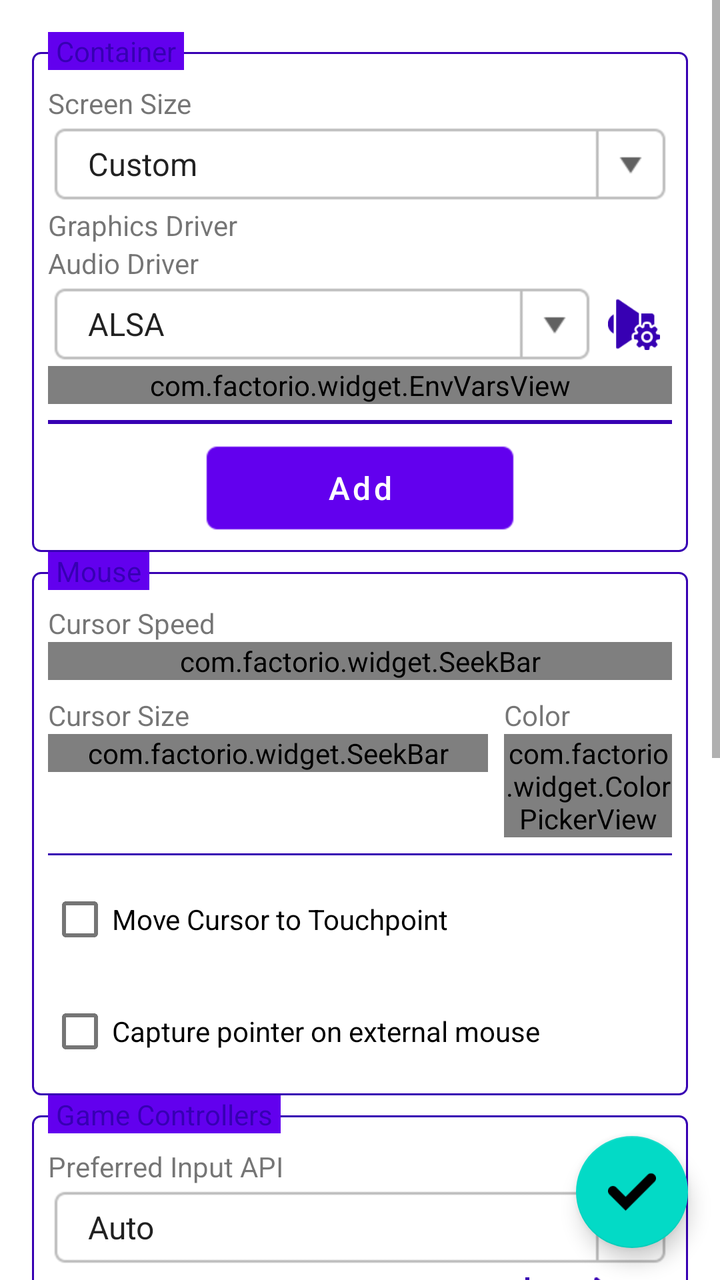
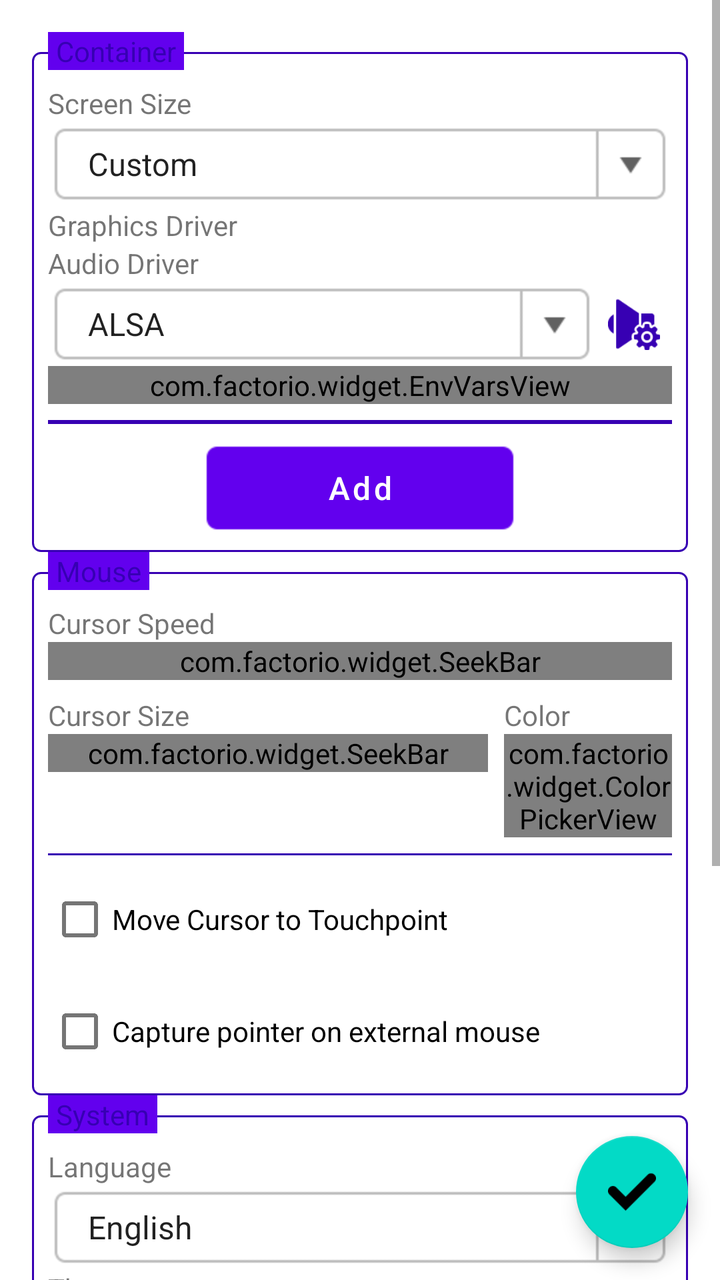

Compare the two renders of this Android layout. The source of the first and the diff that turns it into the second are given below.
<!-- AndroidManifest.xml: fallback theme Theme.MaterialComponents.DayNight.NoActionBar -->
<!-- res/layout/settings_fragment.xml -->
<?xml version="1.0" encoding="utf-8"?>
<FrameLayout
    xmlns:android="http://schemas.android.com/apk/res/android"
    android:layout_width="match_parent"
    android:layout_height="match_parent"
    xmlns:app="http://schemas.android.com/apk/res-auto">
    <ScrollView
        android:layout_width="match_parent"
        android:layout_height="match_parent">
        <LinearLayout
            android:layout_width="match_parent"
            android:layout_height="wrap_content"
            android:orientation="vertical"
            android:padding="16dp">
            <FrameLayout
                android:id="@+id/FLContainerSettings"
                android:layout_width="match_parent"
                android:layout_height="wrap_content">
                <LinearLayout style="@style/FieldSet">
                    <LinearLayout
                        android:layout_width="match_parent"
                        android:layout_height="wrap_content"
                        android:orientation="horizontal">

                        <LinearLayout
                            android:layout_width="0dp"
                            android:layout_height="wrap_content"
                            android:layout_weight="1"
                            android:orientation="vertical">

                            <TextView
                                android:layout_width="wrap_content"
                                android:layout_height="wrap_content"
                                android:text="@string/screen_size" />

                            <Spinner
                                style="@style/ComboBox"
                                android:layout_width="match_parent"
                                android:id="@+id/SScreenSize"
                                android:entries="@array/screen_size_entries" />
                        </LinearLayout>

                        <LinearLayout
                            android:id="@+id/LLCustomScreenSize"
                            android:layout_width="wrap_content"
                            android:layout_height="wrap_content"
                            android:orientation="horizontal"
                            android:visibility="gone">

                            <LinearLayout
                                android:layout_width="wrap_content"
                                android:layout_height="wrap_content"
                                android:orientation="vertical">

                                <TextView
                                    android:layout_width="wrap_content"
                                    android:layout_height="wrap_content"
                                    android:text="@string/width" />

                                <EditText
                                    style="@style/EditText"
                                    android:layout_width="78dp"
                                    android:id="@+id/ETScreenWidth"
                                    android:inputType="number" />
                            </LinearLayout>

                            <TextView
                                android:layout_width="wrap_content"
                                android:layout_height="wrap_content"
                                android:textStyle="bold"
                                android:textSize="18dp"
                                android:layout_gravity="bottom"
                                android:layout_marginLeft="2dp"
                                android:layout_marginRight="2dp"
                                android:layout_marginBottom="4dp"
                                android:text="x" />

                            <LinearLayout
                                android:layout_width="wrap_content"
                                android:layout_height="wrap_content"
                                android:orientation="vertical">

                                <TextView
                                    android:layout_width="wrap_content"
                                    android:layout_height="wrap_content"
                                    android:text="@string/height" />

                                <EditText
                                    style="@style/EditText"
                                    android:layout_width="78dp"
                                    android:id="@+id/ETScreenHeight"
                                    android:inputType="number" />
                            </LinearLayout>
                        </LinearLayout>
                    </LinearLayout>

                    <TextView
                        android:layout_width="wrap_content"
                        android:layout_height="wrap_content"
                        android:text="@string/graphics_driver" />

                    <LinearLayout
                        android:id="@+id/LLGraphicsDriver"
                        android:layout_width="match_parent"
                        android:layout_height="wrap_content"
                        android:orientation="horizontal"
                        android:gravity="center_vertical" />

                    <TextView
                        android:layout_width="wrap_content"
                        android:layout_height="wrap_content"
                        android:text="@string/audio_driver" />

                    <LinearLayout
                        android:layout_width="match_parent"
                        android:layout_height="wrap_content"
                        android:orientation="horizontal"
                        android:gravity="center_vertical">

                        <Spinner
                            style="@style/ComboBox"
                            android:layout_width="0dp"
                            android:layout_weight="1"
                            android:id="@+id/SAudioDriver"
                            android:entries="@array/audio_driver_entries" />

                        <ImageButton
                            style="@style/ListMenuButton"
                            android:id="@+id/BTAudioDriverConfig"
                            android:src="@drawable/icon_audio_settings" />
                    </LinearLayout>

                    <LinearLayout
                        android:id="@+id/LLTabEnvVars"
                        android:layout_width="match_parent"
                        android:layout_height="wrap_content"
                        android:orientation="vertical">

                        <com.factorio.widget.EnvVarsView
                            android:id="@+id/EnvVarsView"
                            android:layout_width="match_parent"
                            android:layout_height="wrap_content"
                            android:paddingLeft="16dp"
                            android:paddingRight="16dp"/>

                        <View style="@style/HorizontalLine" />

                        <Button
                            style="@style/ButtonNeutral"
                            android:id="@+id/BTAddEnvVar"
                            android:layout_width="160dp"
                            android:layout_height="wrap_content"
                            android:layout_gravity="center_horizontal"
                            android:text="@string/add" />
                    </LinearLayout>
                </LinearLayout>
                <TextView
                    style="@style/FieldSetLabel"
                    android:text="@string/container"/>
            </FrameLayout>
            <FrameLayout
                android:layout_width="match_parent"
                android:layout_height="wrap_content">
                <LinearLayout style="@style/FieldSet">
                    <TextView
                        android:layout_width="wrap_content"
                        android:layout_height="wrap_content"
                        android:text="@string/cursor_speed"/>
                    <com.factorio.widget.SeekBar
                        android:id="@+id/SBCursorSpeed"
                        android:layout_width="match_parent"
                        android:layout_height="wrap_content"
                        app:suffix="%"
                        app:minValue="10"
                        app:maxValue="200"/>
                    <LinearLayout
                        android:layout_width="match_parent"
                        android:layout_height="wrap_content"
                        android:orientation="horizontal"
                        android:layout_marginTop="8dp">
                        <LinearLayout
                            android:layout_width="0dp"
                            android:layout_height="wrap_content"
                            android:layout_weight="1"
                            android:orientation="vertical">
                            <TextView
                                android:layout_width="wrap_content"
                                android:layout_height="wrap_content"
                                android:text="@string/cursor_size"/>
                            <com.factorio.widget.SeekBar
                                android:id="@+id/SBCursorSize"
                                android:layout_width="match_parent"
                                android:layout_height="wrap_content"
                                app:suffix="%"
                                app:step="5"
                                app:minValue="100"
                                app:maxValue="200"/>
                        </LinearLayout>
                        <LinearLayout
                            android:layout_width="wrap_content"
                            android:layout_height="wrap_content"
                            android:orientation="vertical"
                            android:layout_marginLeft="8dp">
                            <TextView
                                android:layout_width="wrap_content"
                                android:layout_height="wrap_content"
                                android:text="@string/color"/>
                            <com.factorio.widget.ColorPickerView
                                android:id="@+id/CPVCursorColor"
                                android:layout_width="84dp"
                                android:layout_height="wrap_content"/>
                        </LinearLayout>
                    </LinearLayout>
                    <View style="@style/FieldSeparator"/>
                    <CheckBox
                        android:id="@+id/CBMoveCursorToTouchpoint"
                        android:layout_width="wrap_content"
                        android:layout_height="wrap_content"
                        android:text="@string/move_cursor_to_touchpoint"/>
                    <CheckBox
                        android:id="@+id/CBCapturePointerOnExternalMouse"
                        android:layout_width="wrap_content"
                        android:layout_height="wrap_content"
                        android:text="@string/capture_pointer_on_external_mouse"
                        android:layout_marginTop="8dp"/>
                </LinearLayout>
                <TextView
                    style="@style/FieldSetLabel"
                    android:text="@string/mouse"/>
            </FrameLayout>
            <FrameLayout
                android:layout_width="match_parent"
                android:layout_height="wrap_content">
                <LinearLayout style="@style/FieldSet">
                    <TextView
                        android:layout_width="wrap_content"
                        android:layout_height="wrap_content"
                        android:text="@string/preferred_input_api"/>
                    <Spinner
                        style="@style/ComboBox"
                        android:id="@+id/SPreferredInputApi"
                        android:layout_width="match_parent"
                        android:entries="@array/preferred_input_api_entries"/>
                    <LinearLayout
                        android:layout_width="match_parent"
                        android:layout_height="wrap_content"
                        android:orientation="horizontal"
                        android:gravity="center_vertical">
                        <TextView
                            android:layout_width="wrap_content"
                            android:layout_height="wrap_content"
                            android:text="@string/player"
                            android:layout_marginRight="8dp"/>
                        <LinearLayout style="@style/Toolbox">
                            <LinearLayout
                                android:id="@+id/LLGamepadPlayer"
                                android:layout_width="wrap_content"
                                android:layout_height="wrap_content"
                                android:orientation="horizontal">
                                <ImageView
                                    style="@style/ListMenuButton"
                                    android:layout_width="40dp"
                                    android:layout_height="40dp"
                                    android:src="@drawable/gamepad_player_1"/>
                                <ImageView
                                    style="@style/ListMenuButton"
                                    android:layout_width="40dp"
                                    android:layout_height="40dp"
                                    android:src="@drawable/gamepad_player_2"/>
                                <ImageView
                                    style="@style/ListMenuButton"
                                    android:layout_width="40dp"
                                    android:layout_height="40dp"
                                    android:src="@drawable/gamepad_player_3"/>
                                <ImageView
                                    style="@style/ListMenuButton"
                                    android:layout_width="40dp"
                                    android:layout_height="40dp"
                                    android:src="@drawable/gamepad_player_4"/>
                            </LinearLayout>
                            <View style="@style/VerticalLine"/>
                            <ImageView
                                android:id="@+id/BTResetGamepadPlayerConfigs"
                                style="@style/ListMenuButton"
                                android:layout_width="40dp"
                                android:layout_height="40dp"
                                android:src="@drawable/icon_reset"/>
                        </LinearLayout>
                    </LinearLayout>
                </LinearLayout>
                <TextView
                    style="@style/FieldSetLabel"
                    android:text="@string/game_controllers"/>
            </FrameLayout>
            <FrameLayout
                android:layout_width="match_parent"
                android:layout_height="wrap_content">
                <LinearLayout style="@style/FieldSet">
                    <TextView
                        android:layout_width="wrap_content"
                        android:layout_height="wrap_content"
                        android:text="@string/language"/>
                    <Spinner
                        style="@style/ComboBox"
                        android:id="@+id/SLanguage"
                        android:layout_width="match_parent"
                        android:entries="@array/language_entries"/>
                    <TextView
                        android:layout_width="wrap_content"
                        android:layout_height="wrap_content"
                        android:text="@string/theme"/>
                    <HorizontalScrollView
                        android:layout_width="match_parent"
                        android:layout_height="wrap_content"
                        android:scrollbars="none">
                        <RadioGroup
                            android:id="@+id/RGAppTheme"
                            android:layout_width="wrap_content"
                            android:layout_height="wrap_content"
                            android:orientation="horizontal"
                            android:gravity="center_vertical">
                            <RadioButton
                                android:id="@+id/RBLight"
                                android:layout_width="wrap_content"
                                android:layout_height="wrap_content"
                                android:text="@string/light"/>
                            <RadioButton
                                android:id="@+id/RBDark"
                                android:layout_width="wrap_content"
                                android:layout_height="wrap_content"
                                android:text="@string/dark"/>
                            <RadioButton
                                android:id="@+id/RBDark1"
                                android:layout_width="wrap_content"
                                android:layout_height="wrap_content"
                                android:text="@string/dark1"/>
                            <RadioButton
                                android:id="@+id/RBDark2"
                                android:layout_width="wrap_content"
                                android:layout_height="wrap_content"
                                android:text="@string/dark2"/>
                            <RadioButton
                                android:id="@+id/RBDark3"
                                android:layout_width="wrap_content"
                                android:layout_height="wrap_content"
                                android:text="@string/dark3"/>
                            <RadioButton
                                android:id="@+id/RBDark4"
                                android:layout_width="wrap_content"
                                android:layout_height="wrap_content"
                                android:text="@string/dark4"/>
                            <RadioButton
                                android:id="@+id/RBDark5"
                                android:layout_width="wrap_content"
                                android:layout_height="wrap_content"
                                android:text="@string/dark5"/>
                            <RadioButton
                                android:id="@+id/RBDark6"
                                android:layout_width="wrap_content"
                                android:layout_height="wrap_content"
                                android:text="@string/dark6"/>
                            <RadioButton
                                android:id="@+id/RBDark7"
                                android:layout_width="wrap_content"
                                android:layout_height="wrap_content"
                                android:text="@string/dark7"/>
                            <RadioButton
                                android:id="@+id/RBDark8"
                                android:layout_width="wrap_content"
                                android:layout_height="wrap_content"
                                android:text="@string/dark8"/>
                        </RadioGroup>
                    </HorizontalScrollView>
                </LinearLayout>
                <TextView
                    style="@style/FieldSetLabel"
                    android:text="@string/system"/>
            </FrameLayout>
            <FrameLayout
                android:layout_width="match_parent"
                android:layout_height="wrap_content">
                <LinearLayout style="@style/FieldSet">
                    <CheckBox
                        android:id="@+id/CBEnableDebugLogs"
                        android:layout_width="wrap_content"
                        android:layout_height="wrap_content"
                        android:text="@string/enable_debug_logs"/>
                    <View style="@style/FieldSeparator"/>
                    <CheckBox
                        android:id="@+id/CBSaveLogsToFile"
                        android:layout_width="match_parent"
                        android:layout_height="match_parent"
                        android:text="@string/save_logs_to_file"
                        android:layout_marginTop="8dp"/>
                    <EditText
                        android:id="@+id/ETLogFile"
                        style="@style/EditText"
                        android:layout_width="match_parent"
                        android:layout_height="match_parent"
                        android:visibility="gone"/>
                    <View style="@style/FieldSeparator"/>
                    <LinearLayout
                        android:layout_width="match_parent"
                        android:layout_height="wrap_content"
                        android:orientation="horizontal"
                        android:gravity="center_horizontal">
                        <Button
                            style="@style/ButtonNeutral"
                            android:id="@+id/BTReinstallSystemFiles"
                            android:layout_width="wrap_content"
                            android:layout_height="wrap_content"
                            android:layout_gravity="center_horizontal"
                            android:text="@string/reinstall_system_files"/>
                    </LinearLayout>
                </LinearLayout>
                <TextView
                    style="@style/FieldSetLabel"
                    android:text="@string/advanced"/>
            </FrameLayout>
        </LinearLayout>
    </ScrollView>
    <com.google.android.material.floatingactionbutton.FloatingActionButton
        android:id="@+id/BTConfirm"
        android:layout_width="wrap_content"
        android:layout_height="wrap_content"
        android:layout_gravity="right|bottom"
        android:tint="#ffffff"
        android:src="@drawable/icon_confirm"
        android:layout_margin="16dp"/>
</FrameLayout>
<!-- resources referenced by this layout -->
<resources>
  <string-array name="audio_driver_entries">
          <item>ALSA</item>
          <item>PulseAudio</item>
      </string-array>
  <string-array name="preferred_input_api_entries">
          <item>@string/auto</item>
          <item>DirectInput</item>
          <item>XInput</item>
          <item>@string/both</item>
      </string-array>
  <!-- drawable gamepad_player_1: png bitmap (drawable-hdpi, 712 bytes) -->
  <!-- drawable gamepad_player_2: png bitmap (drawable-hdpi, 709 bytes) -->
  <!-- drawable gamepad_player_3: png bitmap (drawable-hdpi, 734 bytes) -->
  <!-- drawable gamepad_player_4: png bitmap (drawable-hdpi, 717 bytes) -->
  <!-- drawable icon_reset: png bitmap (drawable-hdpi, 1081 bytes) -->
  <string name="add">Add</string>
  <string name="advanced">Advanced</string>
  <string name="audio_driver">Audio Driver</string>
  <string name="capture_pointer_on_external_mouse">Capture pointer on external mouse</string>
  <string name="color">Color</string>
  <string name="container">Container</string>
  <string name="cursor_size">Cursor Size</string>
  <string name="cursor_speed">Cursor Speed</string>
  <string name="dark">Dark</string>
  <string name="dark1">red</string>
  <string name="dark2">green</string>
  <string name="dark3">blue</string>
  <string name="dark4">purple</string>
  <string name="dark5">yellow</string>
  <string name="dark6">orange</string>
  <string name="dark7">darken</string>
  <string name="dark8">colors</string>
  <string name="enable_debug_logs">Enable debug logs</string>
  <string name="game_controllers">Game Controllers</string>
  <string name="graphics_driver">Graphics Driver</string>
  <string name="height">Height</string>
  <string name="language">Language</string>
  <string name="light">Light</string>
  <string name="mouse">Mouse</string>
  <string name="move_cursor_to_touchpoint">Move Cursor to Touchpoint</string>
  <string name="player">Player</string>
  <string name="preferred_input_api">Preferred Input API</string>
  <string name="reinstall_system_files">Reinstall System Files</string>
  <string name="save_logs_to_file">Save logs to file</string>
  <string name="screen_size">Screen Size</string>
  <string name="system">System</string>
  <string name="theme">Theme</string>
  <string name="width">Width</string>
  <style name="ButtonNeutral" parent="BaseButton">
          <item name="android:background">@drawable/button_neutral</item>
          <item name="android:textColor">#ffffff</item>
      </style>
  <style name="Toolbox">
          <item name="android:layout_width">wrap_content</item>
          <item name="android:layout_height">40dp</item>
          <item name="android:orientation">horizontal</item>
          <item name="android:gravity">center_vertical</item>
          <item name="android:background">?attr/toolboxBackground</item>
          <item name="android:paddingTop">2dp</item>
          <item name="android:paddingBottom">2dp</item>
          <item name="android:paddingLeft">8dp</item>
          <item name="android:paddingRight">8dp</item>
      </style>
  <style name="VerticalLine">
          <item name="android:layout_width">2dp</item>
          <item name="android:layout_height">match_parent</item>
          <item name="android:background">?attr/colorPrimaryVariant</item>
          <item name="android:layout_marginTop">2dp</item>
          <item name="android:layout_marginBottom">2dp</item>
          <item name="android:layout_marginLeft">8dp</item>
          <item name="android:layout_marginRight">8dp</item>
      </style>
  <string name="auto">Auto</string>
  <string name="both">Both</string>
  <string name="custom">Custom</string>
  <!-- drawable bordered_panel (drawable) -->
  <?xml version="1.0" encoding="utf-8"?>
  <shape xmlns:android="http://schemas.android.com/apk/res/android"
      android:shape="rectangle">
      <corners android:radius="4dp" />
      <stroke android:width="1dp" android:color="?attr/colorPrimaryVariant" />
  </shape>
  <!-- unchanged entries left out for length: 23 -->
</resources>

<!-- the commit's change to res/layout/settings_fragment.xml (unified diff, before → after) -->
@@ -235,70 +235,6 @@
                     <TextView
                         android:layout_width="wrap_content"
                         android:layout_height="wrap_content"
-                        android:text="@string/preferred_input_api"/>
-                    <Spinner
-                        style="@style/ComboBox"
-                        android:id="@+id/SPreferredInputApi"
-                        android:layout_width="match_parent"
-                        android:entries="@array/preferred_input_api_entries"/>
-                    <LinearLayout
-                        android:layout_width="match_parent"
-                        android:layout_height="wrap_content"
-                        android:orientation="horizontal"
-                        android:gravity="center_vertical">
-                        <TextView
-                            android:layout_width="wrap_content"
-                            android:layout_height="wrap_content"
-                            android:text="@string/player"
-                            android:layout_marginRight="8dp"/>
-                        <LinearLayout style="@style/Toolbox">
-                            <LinearLayout
-                                android:id="@+id/LLGamepadPlayer"
-                                android:layout_width="wrap_content"
-                                android:layout_height="wrap_content"
-                                android:orientation="horizontal">
-                                <ImageView
-                                    style="@style/ListMenuButton"
-                                    android:layout_width="40dp"
-                                    android:layout_height="40dp"
-                                    android:src="@drawable/gamepad_player_1"/>
-                                <ImageView
-                                    style="@style/ListMenuButton"
-                                    android:layout_width="40dp"
-                                    android:layout_height="40dp"
-                                    android:src="@drawable/gamepad_player_2"/>
-                                <ImageView
-                                    style="@style/ListMenuButton"
-                                    android:layout_width="40dp"
-                                    android:layout_height="40dp"
-                                    android:src="@drawable/gamepad_player_3"/>
-                                <ImageView
-                                    style="@style/ListMenuButton"
-                                    android:layout_width="40dp"
-                                    android:layout_height="40dp"
-                                    android:src="@drawable/gamepad_player_4"/>
-                            </LinearLayout>
-                            <View style="@style/VerticalLine"/>
-                            <ImageView
-                                android:id="@+id/BTResetGamepadPlayerConfigs"
-                                style="@style/ListMenuButton"
-                                android:layout_width="40dp"
-                                android:layout_height="40dp"
-                                android:src="@drawable/icon_reset"/>
-                        </LinearLayout>
-                    </LinearLayout>
-                </LinearLayout>
-                <TextView
-                    style="@style/FieldSetLabel"
-                    android:text="@string/game_controllers"/>
-            </FrameLayout>
-            <FrameLayout
-                android:layout_width="match_parent"
-                android:layout_height="wrap_content">
-                <LinearLayout style="@style/FieldSet">
-                    <TextView
-                        android:layout_width="wrap_content"
-                        android:layout_height="wrap_content"
                         android:text="@string/language"/>
                     <Spinner
                         style="@style/ComboBox"
<!-- resource entries referenced after the edit -->
@@ -4,17 +4,6 @@
           <item>ALSA</item>
           <item>PulseAudio</item>
       </string-array>
-  <string-array name="preferred_input_api_entries">
-          <item>@string/auto</item>
-          <item>DirectInput</item>
-          <item>XInput</item>
-          <item>@string/both</item>
-      </string-array>
-  <!-- drawable gamepad_player_1: png bitmap (drawable-hdpi, 712 bytes) -->
-  <!-- drawable gamepad_player_2: png bitmap (drawable-hdpi, 709 bytes) -->
-  <!-- drawable gamepad_player_3: png bitmap (drawable-hdpi, 734 bytes) -->
-  <!-- drawable gamepad_player_4: png bitmap (drawable-hdpi, 717 bytes) -->
-  <!-- drawable icon_reset: png bitmap (drawable-hdpi, 1081 bytes) -->
   <string name="add">Add</string>
   <string name="advanced">Advanced</string>
   <string name="audio_driver">Audio Driver</string>
@@ -33,15 +22,12 @@
   <string name="dark7">darken</string>
   <string name="dark8">colors</string>
   <string name="enable_debug_logs">Enable debug logs</string>
-  <string name="game_controllers">Game Controllers</string>
   <string name="graphics_driver">Graphics Driver</string>
   <string name="height">Height</string>
   <string name="language">Language</string>
   <string name="light">Light</string>
   <string name="mouse">Mouse</string>
   <string name="move_cursor_to_touchpoint">Move Cursor to Touchpoint</string>
-  <string name="player">Player</string>
-  <string name="preferred_input_api">Preferred Input API</string>
   <string name="reinstall_system_files">Reinstall System Files</string>
   <string name="save_logs_to_file">Save logs to file</string>
   <string name="screen_size">Screen Size</string>
@@ -52,28 +38,6 @@
           <item name="android:background">@drawable/button_neutral</item>
           <item name="android:textColor">#ffffff</item>
       </style>
-  <style name="Toolbox">
-          <item name="android:layout_width">wrap_content</item>
-          <item name="android:layout_height">40dp</item>
-          <item name="android:orientation">horizontal</item>
-          <item name="android:gravity">center_vertical</item>
-          <item name="android:background">?attr/toolboxBackground</item>
-          <item name="android:paddingTop">2dp</item>
-          <item name="android:paddingBottom">2dp</item>
-          <item name="android:paddingLeft">8dp</item>
-          <item name="android:paddingRight">8dp</item>
-      </style>
-  <style name="VerticalLine">
-          <item name="android:layout_width">2dp</item>
-          <item name="android:layout_height">match_parent</item>
-          <item name="android:background">?attr/colorPrimaryVariant</item>
-          <item name="android:layout_marginTop">2dp</item>
-          <item name="android:layout_marginBottom">2dp</item>
-          <item name="android:layout_marginLeft">8dp</item>
-          <item name="android:layout_marginRight">8dp</item>
-      </style>
-  <string name="auto">Auto</string>
-  <string name="both">Both</string>
   <string name="custom">Custom</string>
   <!-- drawable bordered_panel (drawable) -->
   <?xml version="1.0" encoding="utf-8"?>
